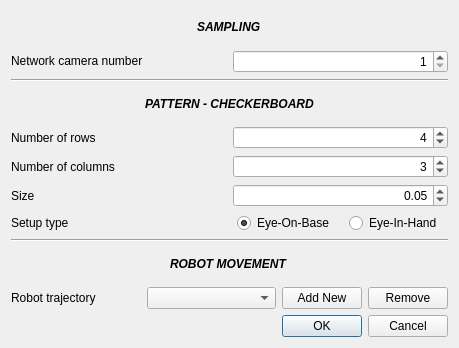
The window that gihms_pkg/include/setup_dialog.ui (Parelia/GIHMS) describes before a commit, drawn with Qt 5.
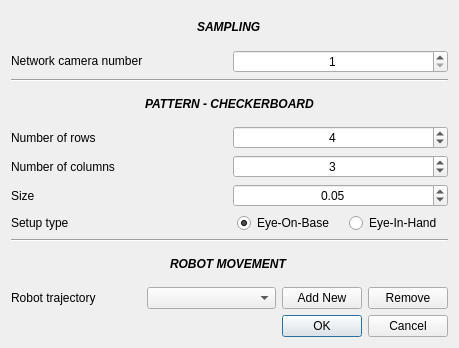
The same window after the commit.

What changed in the file:
```diff
--- a/gihms_pkg/include/setup_dialog.ui
+++ b/gihms_pkg/include/setup_dialog.ui
@@ -33,7 +33,7 @@
      <item row="0" column="1">
       <widget class="QSpinBox" name="cameraNumberSpinBox">
        <property name="alignment">
-        <set>Qt::AlignRight|Qt::AlignTrailing|Qt::AlignVCenter</set>
+        <set>Qt::AlignCenter</set>
        </property>
        <property name="accelerated">
         <bool>true</bool>
@@ -80,7 +80,7 @@
      <item row="0" column="1">
       <widget class="QSpinBox" name="patternRowsSpinBox">
        <property name="alignment">
-        <set>Qt::AlignRight|Qt::AlignTrailing|Qt::AlignVCenter</set>
+        <set>Qt::AlignCenter</set>
        </property>
        <property name="minimum">
         <number>1</number>
@@ -100,7 +100,7 @@
      <item row="1" column="1">
       <widget class="QSpinBox" name="patternColumnsSpinBox">
        <property name="alignment">
-        <set>Qt::AlignRight|Qt::AlignTrailing|Qt::AlignVCenter</set>
+        <set>Qt::AlignCenter</set>
        </property>
        <property name="minimum">
         <number>1</number>
@@ -120,7 +120,7 @@
      <item row="2" column="1">
       <widget class="QDoubleSpinBox" name="patternSizeSpinBox">
        <property name="alignment">
-        <set>Qt::AlignRight|Qt::AlignTrailing|Qt::AlignVCenter</set>
+        <set>Qt::AlignCenter</set>
        </property>
        <property name="minimum">
         <double>0.010000000000000</double>
```
Left out of the diff: 4 changed lines with no effect on the pictures.
